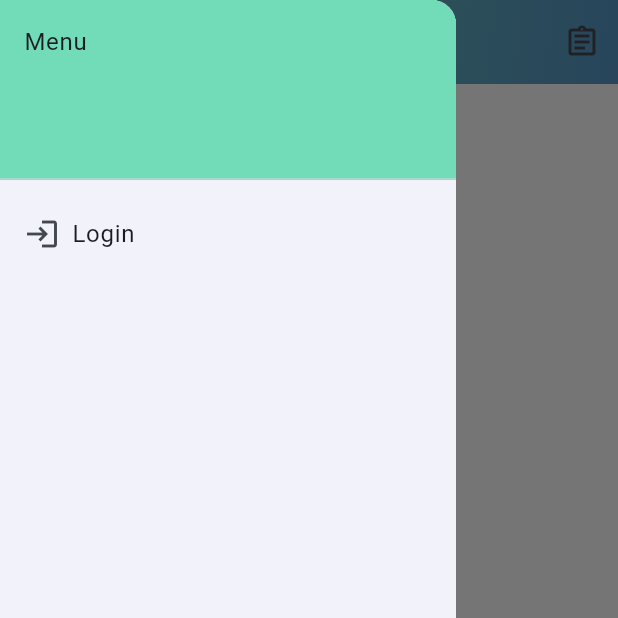
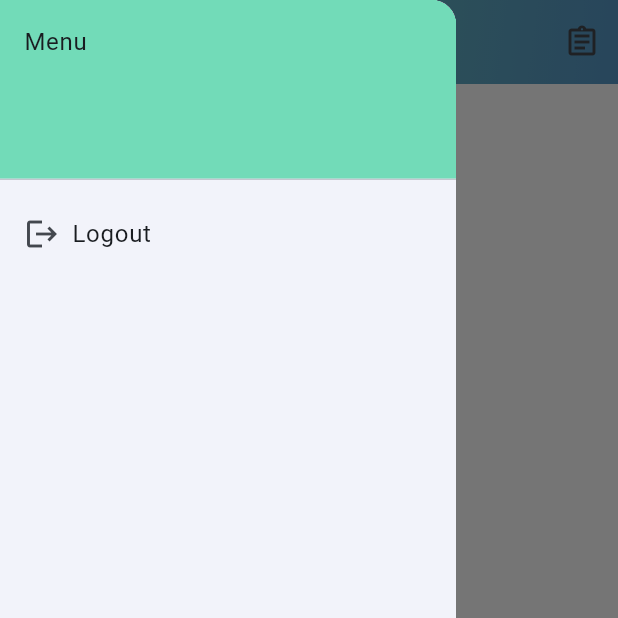
Before and after one commit to yamamomo2022/balance_ai_agent, a Flutter app: the ChatRoomPage screen opened directly, with the side drawer open, on a phone screen of 412 x 824 dp, the top half of it. Run offline on Flutter 3.47's test engine with Material 3 defaults, Android fonts, the phone set to English and light mode, and no system bars; our stand-ins replace dio, flutter_chat_types, flutter_chat_ui.

Commit message:
fix: update login icon and text to logout in chat room page

```diff
--- a/lib/pages/chat_room_page.dart
+++ b/lib/pages/chat_room_page.dart
@@ -100,9 +100,9 @@ class ChatRoomPageState extends State<ChatRoomPage> {
               ListTile(
                 title: Row(
                   children: [
-                    Icon(Icons.login),
+                    Icon(Icons.logout),
                     SizedBox(width: 8),
-                    Text('Login'),
+                    Text('Logout'),
                   ],
                 ),
                 onTap: () {
```
